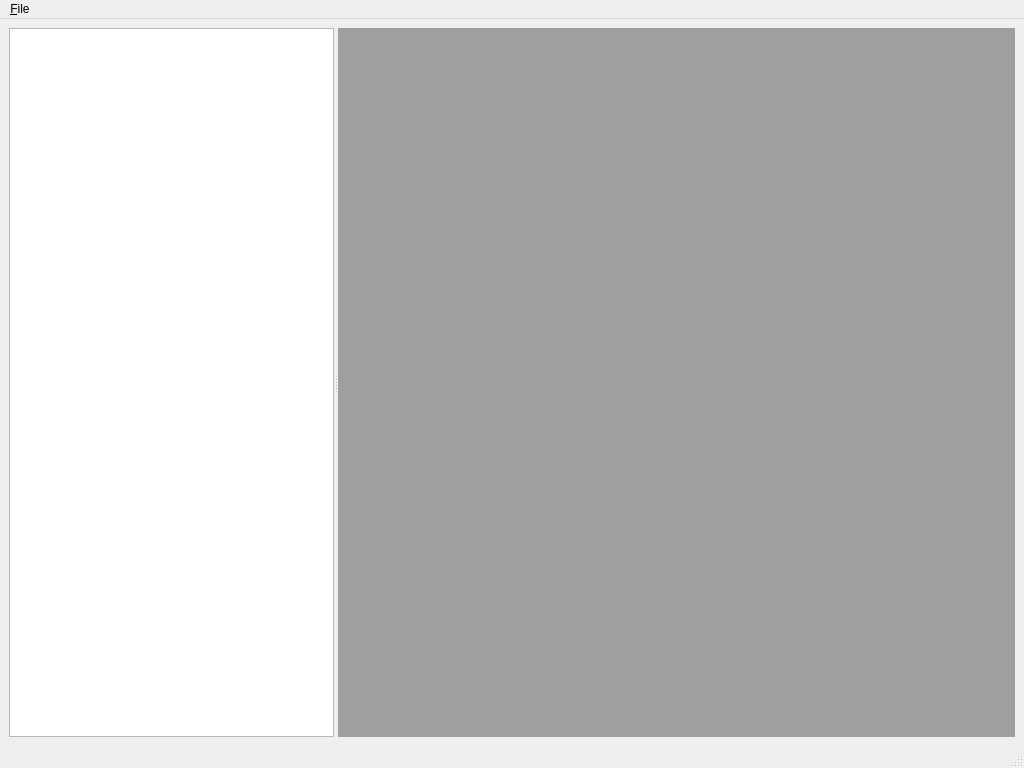
The window that src/gui/mainwindow.ui (KDAB/knut) describes before a commit, drawn with Qt 5.
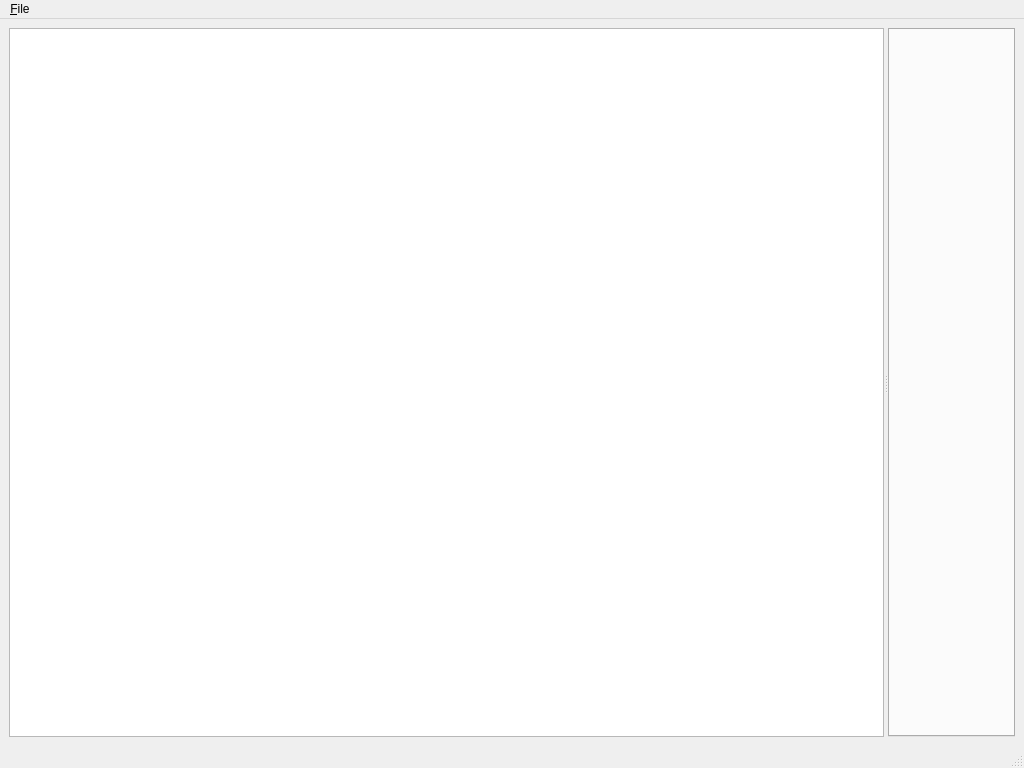
The same window after the commit.

```diff
--- a/src/gui/mainwindow.ui
+++ b/src/gui/mainwindow.ui
@@ -21,11 +21,7 @@
        <enum>Qt::Horizontal</enum>
       </property>
       <widget class="QTreeView" name="projectView"/>
-      <widget class="QMdiArea" name="mdiArea">
-       <property name="viewMode">
-        <enum>QMdiArea::TabbedView</enum>
-       </property>
-      </widget>
+      <widget class="QTabWidget" name="tabWidget"/>
      </widget>
     </item>
    </layout>
```
